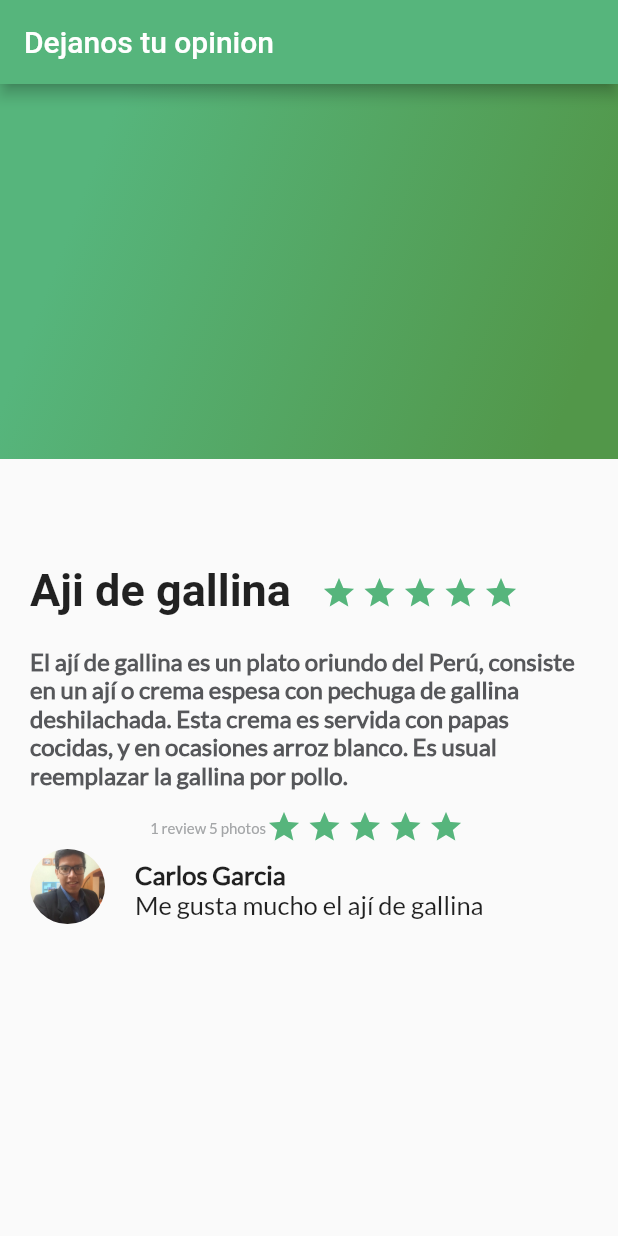
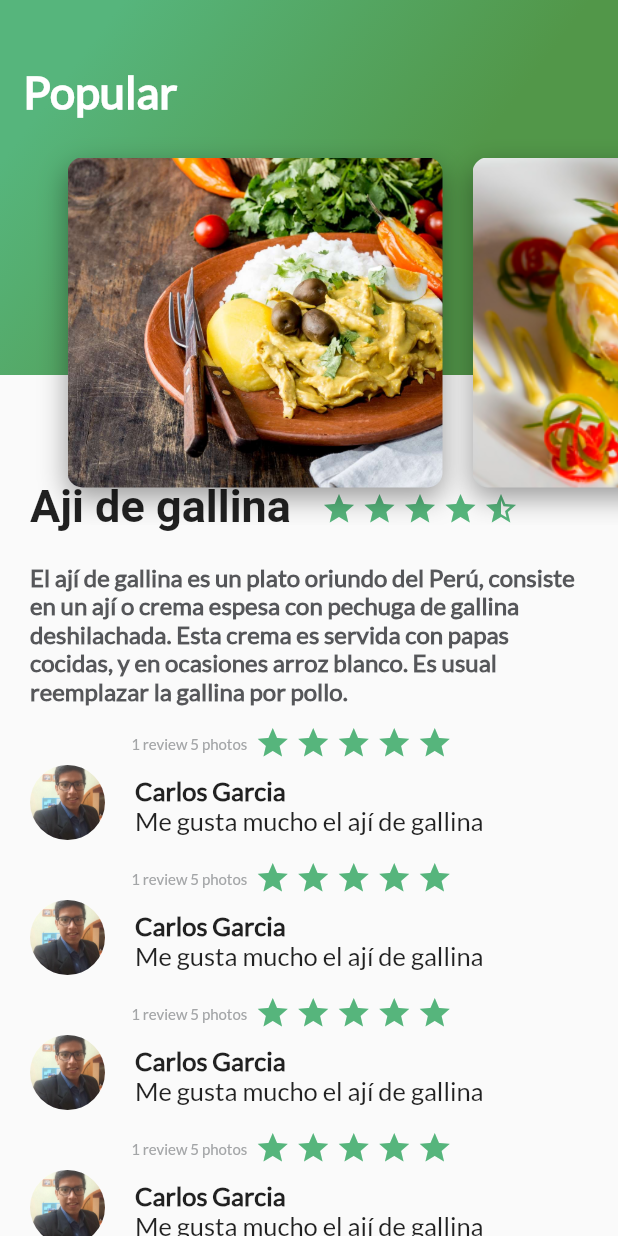
Before and after one commit to solrac97gr/FlutterApp, a Flutter app: the screen it shows after launch, on a phone screen of 412 x 824 dp. Run offline on Flutter 3.47's test engine with Material 2 defaults, Android fonts, the phone set to English and light mode, and no system bars.

```diff
--- /dev/null
+++ b/lib/card_img.dart
@@ -0,0 +1,36 @@
+import 'package:flutter/material.dart';
+
+class CardImg extends StatelessWidget{
+  String pathImage = "assets/img/ajidegallina.jpg";
+  CardImg(this.pathImage);
+  @override
+    Widget build(BuildContext context) {
+      // TODO: implement build
+    final card = Container(
+      height: 350.0,
+      width: 250.0,
+      margin: EdgeInsets.only(
+        top:80.0,
+        left: 20.0
+      ),
+      decoration: BoxDecoration(
+
+        image: DecorationImage(
+            fit: BoxFit.cover,
+            image: AssetImage(pathImage)
+        ),
+        borderRadius: BorderRadius.all(Radius.circular(10.0)),
+        shape: BoxShape.rectangle,
+        boxShadow: <BoxShadow>[
+          BoxShadow(
+            color: Colors.black38,
+            blurRadius: 15.0,
+            offset: Offset(0.0, 7.0)
+          )
+        ]
+      ),
+    );
+
+    return card;
+  }
+}
--- /dev/null
+++ b/lib/card_img_list.dart
@@ -0,0 +1,25 @@
+import 'package:flutter/material.dart';
+import 'card_img.dart';
+class CardImgList extends StatelessWidget{
+  @override
+  Widget build(BuildContext context) {
+    // TODO: implement build
+    return Container(
+      height: 350.0,
+      child:
+      ListView(
+        padding: EdgeInsets.all(25.0),
+        scrollDirection: Axis.horizontal,
+        children: <Widget>[
+          CardImg("assets/img/ajidegallina.jpg"),
+          CardImg("assets/img/causa.png"),
+          CardImg("assets/img/ceviche.jpeg"),
+          CardImg("assets/img/juane.jpeg"),
+          CardImg("assets/img/lomosaltado.jpg")
+
+        ],
+      )
+      ,
+    );
+  }
+}
--- a/lib/description_place.dart
+++ b/lib/description_place.dart
@@ -11,7 +11,7 @@ class DescriptionPlace extends StatelessWidget{
     // TODO: implement build
     final star_half = Container(
       margin: EdgeInsets.only(
-        top: 73.0,
+        top: 323.0,
         right: 3.0,
       ),
       child:
@@ -22,7 +22,7 @@ class DescriptionPlace extends StatelessWidget{
     );
     final star_border = Container(
       margin: EdgeInsets.only(
-       top: 73.0,
+       top: 323.0,
         right: 3.0,
       ),
       child:
@@ -33,7 +33,7 @@ class DescriptionPlace extends StatelessWidget{
     );
     final star = Container(
       margin: EdgeInsets.only(
-        top: 73.0,
+        top: 323.0,
         right: 3.0,
       ),
       child:
@@ -46,7 +46,7 @@ class DescriptionPlace extends StatelessWidget{
       children: <Widget>[
         Container (
           margin: EdgeInsets.only(
-            top: 70.0,
+            top: 320.0,
             left: 20.0,
             right: 20.0
           ),
@@ -65,7 +65,7 @@ class DescriptionPlace extends StatelessWidget{
             star,
             star,
             star,
-            star,
+            star_half
           ],
         )
 
--- a/lib/gradient_back.dart
+++ b/lib/gradient_back.dart
@@ -1,19 +1,37 @@
 import 'package:flutter/material.dart';
 
 class GradientBack extends StatelessWidget{
+  String title = "Populares";
+  GradientBack(this.title);
   @override
   Widget build(BuildContext context) {
     // TODO: implement build
     return Container(
+
       height: 250.0,
       decoration: BoxDecoration(
         gradient: LinearGradient(colors: [
           Color(0xFF56B57C),
           Color(0xFF529749),
         ],
-        begin: FractionalOffset(0.2, 0.0)
+          begin: FractionalOffset(0.2, 0.0),
+          end: FractionalOffset(1.0, 1.0),
+          stops: [0.0,0.6],
+          tileMode: TileMode.clamp
         )
       ),
+      child:
+      Text(
+        title,
+        style:TextStyle(
+            fontFamily: "Lato Regular",
+            fontSize: 30.0,
+            color: Colors.white,
+            fontWeight: FontWeight.bold
+
+        ) ,
+      ),
+      alignment: Alignment(-0.9, -0.6),
     );
   }
 }
--- a/lib/main.dart
+++ b/lib/main.dart
@@ -2,6 +2,7 @@ import 'package:flutter/material.dart';
 import 'description_place.dart';
 import 'review_list.dart';
 import 'gradient_back.dart';
+import 'card_img_list.dart';
 
 void main() => runApp(MyApp());
 
@@ -15,17 +16,30 @@ class MyApp extends StatelessWidget {
         primarySwatch: Colors.blue,
       ),
       home: Scaffold(
-        appBar: AppBar(
+        /*appBar: AppBar(
           title: Text("Dejanos tu opinion"),
           backgroundColor: Color(0xFF56b57c),
+        ),*/
+        body: Stack(
+          children: <Widget>[
+            ListView(
+              children: <Widget>[
+                DescriptionPlace("Aji de gallina",5,"El ají de gallina es un plato oriundo del Perú, consiste en un ají o crema espesa con pechuga de gallina deshilachada. Esta crema es servida con papas cocidas, y en ocasiones arroz blanco. Es usual reemplazar la gallina por pollo."),
+                ReviewList()
+              ],
+            ),
+            GradientBack("Popular"),
+            CardImgList(),
+
+          ],
         ),
-        body:Column(
+          /*Column(
           children: <Widget>[
             GradientBack(),
             DescriptionPlace("Aji de gallina",5,"El ají de gallina es un plato oriundo del Perú, consiste en un ají o crema espesa con pechuga de gallina deshilachada. Esta crema es servida con papas cocidas, y en ocasiones arroz blanco. Es usual reemplazar la gallina por pollo."),
             ReviewList()
           ],
-        )
+        )*/
         //GradientBack()
         )
         //MyHomePage(title: 'Home')
--- a/lib/review.dart
+++ b/lib/review.dart
@@ -33,8 +33,9 @@ class Review extends StatelessWidget{
 
     final userInfo = Container(
       margin: EdgeInsets.only(
-          left: 20.0,
-          top: 17
+          //left: 20.0,
+          top: 17,
+          right: 5,
       ),
       child: Text(
         details,
--- a/lib/review_list.dart
+++ b/lib/review_list.dart
@@ -8,6 +8,9 @@ class ReviewList extends StatelessWidget{
       crossAxisAlignment: CrossAxisAlignment.start,
       children: <Widget>[
         Review("assets/img/fotoperfil.jpg", "Carlos Garcia", "1 review 5 photos","Me gusta mucho el ají de gallina"),
+        Review("assets/img/fotoperfil.jpg", "Carlos Garcia", "1 review 5 photos","Me gusta mucho el ají de gallina"),
+        Review("assets/img/fotoperfil.jpg", "Carlos Garcia", "1 review 5 photos","Me gusta mucho el ají de gallina"),
+        Review("assets/img/fotoperfil.jpg", "Carlos Garcia", "1 review 5 photos","Me gusta mucho el ají de gallina"),
       ],
     );
   }
--- a/pubspec.yaml
+++ b/pubspec.yaml
@@ -68,6 +68,11 @@ flutter:
   # see https://flutter.io/custom-fonts/#from-packages
   assets:
       - assets/img/fotoperfil.jpg
+      - assets/img/ajidegallina.jpg
+      - assets/img/causa.png
+      - assets/img/ceviche.jpeg
+      - assets/img/juane.jpeg
+      - assets/img/lomosaltado.jpg
   fonts:
     - family: Lato Regular
       fonts:
```
Also changed, not shown: assets/img/ajidegallina.jpg (added), assets/img/causa.png (added), assets/img/ceviche.jpeg (added), assets/img/juane.jpeg (added), assets/img/lomosaltado.jpg (added), 1 other file.
